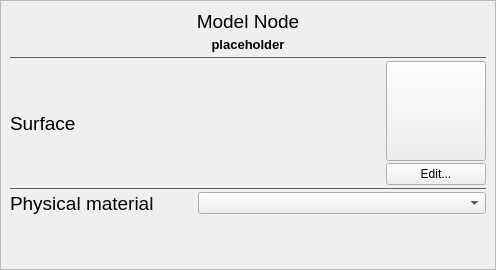
This is code/qttoolkit/contentbrowser/ui/modelnodeinfowidget.ui in gscept/nebula-trifid as Qt 5 draws it before an edit. The edited form follows.
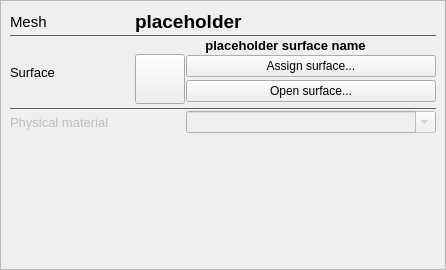
This is the edited form.

What changed in the file:
```diff
--- a/code/qttoolkit/contentbrowser/ui/modelnodeinfowidget.ui
+++ b/code/qttoolkit/contentbrowser/ui/modelnodeinfowidget.ui
@@ -6,7 +6,7 @@
    <rect>
     <x>0</x>
     <y>0</y>
-    <width>496</width>
+    <width>446</width>
     <height>270</height>
    </rect>
   </property>
@@ -47,53 +47,29 @@
    <enum>QFrame::Plain</enum>
   </property>
   <layout class="QGridLayout" name="gridLayout">
-   <property name="horizontalSpacing">
-    <number>0</number>
-   </property>
-   <property name="verticalSpacing">
-    <number>2</number>
-   </property>
    <property name="margin">
     <number>9</number>
    </property>
-   <item row="1" column="0" colspan="3">
-    <widget class="QFrame" name="frame">
-     <property name="frameShape">
-      <enum>QFrame::NoFrame</enum>
+   <property name="spacing">
+    <number>1</number>
+   </property>
+   <item row="9" column="0">
+    <widget class="QLabel" name="label_3">
+     <property name="enabled">
+      <bool>false</bool>
      </property>
-     <layout class="QGridLayout" name="gridLayout_2">
-      <property name="margin">
-       <number>2</number>
-      </property>
-      <property name="spacing">
-       <number>0</number>
-      </property>
-      <item row="2" column="0">
-       <layout class="QHBoxLayout" name="horizontalLayout">
-        <item>
-         <widget class="QLabel" name="nodeName">
-          <property name="font">
-           <font>
-            <family>Segoe UI</family>
-            <pointsize>10</pointsize>
-            <weight>75</weight>
-            <bold>true</bold>
-           </font>
-          </property>
-          <property name="text">
-           <string>placeholder</string>
-          </property>
-          <property name="alignment">
-           <set>Qt::AlignCenter</set>
-          </property>
-         </widget>
-        </item>
-       </layout>
-      </item>
-     </layout>
+     <property name="font">
+      <font>
+       <family>Segoe UI</family>
+       <pointsize>10</pointsize>
+      </font>
+     </property>
+     <property name="text">
+      <string>Physical material</string>
+     </property>
     </widget>
    </item>
-   <item row="2" column="0" colspan="3">
+   <item row="2" column="0" colspan="4">
     <widget class="Line" name="line">
      <property name="styleSheet">
       <string notr="true">QFrame{ color:rgb(95, 95, 95); }</string>
@@ -109,26 +85,20 @@
      </property>
     </widget>
    </item>
-   <item row="0" column="0" colspan="3">
-    <widget class="QLabel" name="label">
-     <property name="font">
-      <font>
-       <family>Segoe UI</family>
-       <pointsize>14</pointsize>
-      </font>
+   <item row="8" column="0" colspan="4">
+    <widget class="Line" name="line_2">
+     <property name="styleSheet">
+      <string notr="true">QFrame{ color:rgb(95, 95, 95); }</string>
      </property>
-     <property name="layoutDirection">
-      <enum>Qt::LeftToRight</enum>
+     <property name="frameShadow">
+      <enum>QFrame::Plain</enum>
      </property>
-     <property name="text">
-      <string>Model Node</string>
-     </property>
-     <property name="alignment">
-      <set>Qt::AlignCenter</set>
+     <property name="orientation">
+      <enum>Qt::Horizontal</enum>
      </property>
     </widget>
    </item>
-   <item row="7" column="0" colspan="3">
+   <item row="10" column="0" colspan="4">
     <spacer name="verticalSpacer">
      <property name="orientation">
       <enum>Qt::Vertical</enum>
@@ -141,67 +111,59 @@
      </property>
     </spacer>
    </item>
-   <item row="3" column="2">
-    <widget class="QPushButton" name="surfaceButton">
-     <property name="sizePolicy">
-      <sizepolicy hsizetype="Fixed" vsizetype="Fixed">
-       <horstretch>0</horstretch>
-       <verstretch>0</verstretch>
-      </sizepolicy>
-     </property>
-     <property name="minimumSize">
-      <size>
-       <width>100</width>
-       <height>100</height>
-      </size>
-     </property>
-     <property name="text">
-      <string/>
-     </property>
-    </widget>
-   </item>
-   <item row="5" column="0" colspan="3">
-    <widget class="Line" name="line_2">
-     <property name="styleSheet">
-      <string notr="true">QFrame{ color:rgb(95, 95, 95); }</string>
-     </property>
-     <property name="frameShadow">
-      <enum>QFrame::Plain</enum>
-     </property>
-     <property name="orientation">
-      <enum>Qt::Horizontal</enum>
-     </property>
-    </widget>
-   </item>
-   <item row="6" column="0">
-    <widget class="QLabel" name="label_3">
+   <item row="0" column="1" rowspan="2" colspan="3">
+    <widget class="QLabel" name="nodeName">
      <property name="font">
       <font>
        <family>Segoe UI</family>
        <pointsize>14</pointsize>
+       <weight>75</weight>
+       <bold>true</bold>
       </font>
      </property>
      <property name="text">
-      <string>Physical material</string>
+      <string>placeholder</string>
      </property>
+     <property name="alignment">
+      <set>Qt::AlignLeading|Qt::AlignLeft|Qt::AlignVCenter</set>
+     </property>
     </widget>
    </item>
-   <item row="6" column="1" colspan="2">
-    <widget class="QComboBox" name="physicsMaterialBox"/>
-   </item>
-   <item row="4" column="2">
-    <widget class="QPushButton" name="editSurfaceButton">
+   <item row="0" column="0" rowspan="2">
+    <widget class="QLabel" name="label">
+     <property name="font">
+      <font>
+       <family>Segoe UI</family>
+       <pointsize>11</pointsize>
+      </font>
+     </property>
+     <property name="layoutDirection">
+      <enum>Qt::LeftToRight</enum>
+     </property>
      <property name="text">
-      <string>Edit...</string>
+      <string>Mesh</string>
      </property>
+     <property name="alignment">
+      <set>Qt::AlignLeading|Qt::AlignLeft|Qt::AlignVCenter</set>
+     </property>
     </widget>
    </item>
-   <item row="3" column="0" rowspan="2">
+   <item row="9" column="2" colspan="2">
+    <widget class="QComboBox" name="physicsMaterialBox">
+     <property name="enabled">
+      <bool>false</bool>
+     </property>
+     <property name="editable">
+      <bool>true</bool>
+     </property>
+    </widget>
+   </item>
+   <item row="3" column="0" rowspan="5">
     <widget class="QLabel" name="label_2">
      <property name="font">
       <font>
        <family>Segoe UI</family>
-       <pointsize>14</pointsize>
+       <pointsize>10</pointsize>
       </font>
      </property>
      <property name="text">
@@ -209,7 +171,7 @@
      </property>
     </widget>
    </item>
-   <item row="3" column="1" rowspan="2">
+   <item row="3" column="1" colspan="3">
     <widget class="QLabel" name="surfaceName">
      <property name="font">
       <font>
@@ -220,13 +182,58 @@
       </font>
      </property>
      <property name="text">
-      <string/>
+      <string>placeholder surface name</string>
      </property>
      <property name="alignment">
       <set>Qt::AlignCenter</set>
      </property>
     </widget>
    </item>
+   <item row="4" column="1" rowspan="2">
+    <widget class="QPushButton" name="surfaceButton">
+     <property name="sizePolicy">
+      <sizepolicy hsizetype="Fixed" vsizetype="Fixed">
+       <horstretch>0</horstretch>
+       <verstretch>0</verstretch>
+      </sizepolicy>
+     </property>
+     <property name="minimumSize">
+      <size>
+       <width>50</width>
+       <height>50</height>
+      </size>
+     </property>
+     <property name="text">
+      <string/>
+     </property>
+    </widget>
+   </item>
+   <item row="4" column="2" colspan="2">
+    <widget class="QPushButton" name="assignSurfaceButton">
+     <property name="text">
+      <string>Assign surface...</string>
+     </property>
+    </widget>
+   </item>
+   <item row="5" column="2" colspan="2">
+    <widget class="QPushButton" name="editSurfaceButton">
+     <property name="sizePolicy">
+      <sizepolicy hsizetype="Minimum" vsizetype="Fixed">
+       <horstretch>0</horstretch>
+       <verstretch>0</verstretch>
+      </sizepolicy>
+     </property>
+     <property name="minimumSize">
+      <size>
+       <width>50</width>
+       <height>0</height>
+      </size>
+     </property>
+     <property name="text">
+      <string>Open surface...</string>
+     </property>
+    </widget>
+   </item>
   </layout>
  </widget>
  <resources/>
```
